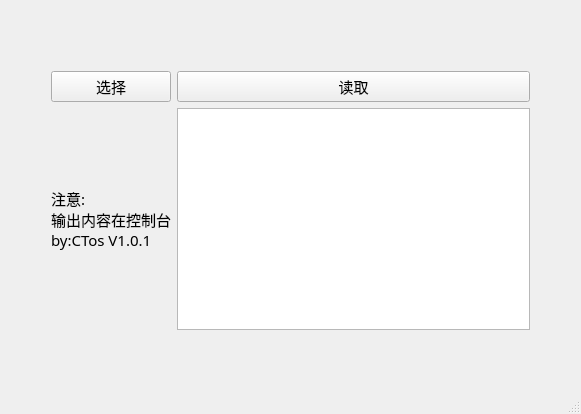
33957024/Barotrauma-Python-XML-md, file UI/read.ui: the form before one commit.
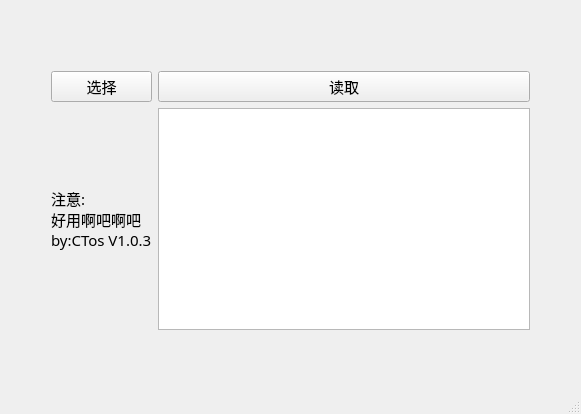
The form after the commit.

Patch:
```diff
--- a/UI/read.ui
+++ b/UI/read.ui
@@ -40,8 +40,8 @@
       <widget class="QLabel" name="label_2">
        <property name="text">
         <string>注意:
-输出内容在控制台
-by:CTos V1.0.1</string>
+好用啊吧啊吧
+by:CTos V1.0.3</string>
        </property>
       </widget>
      </item>
```
